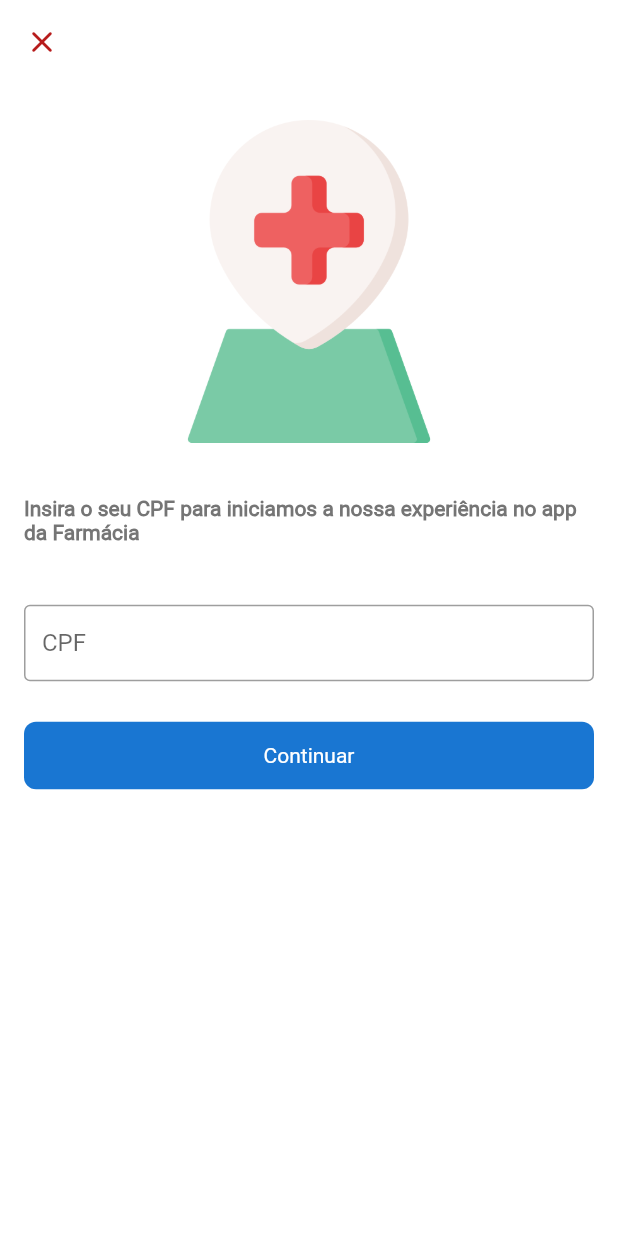
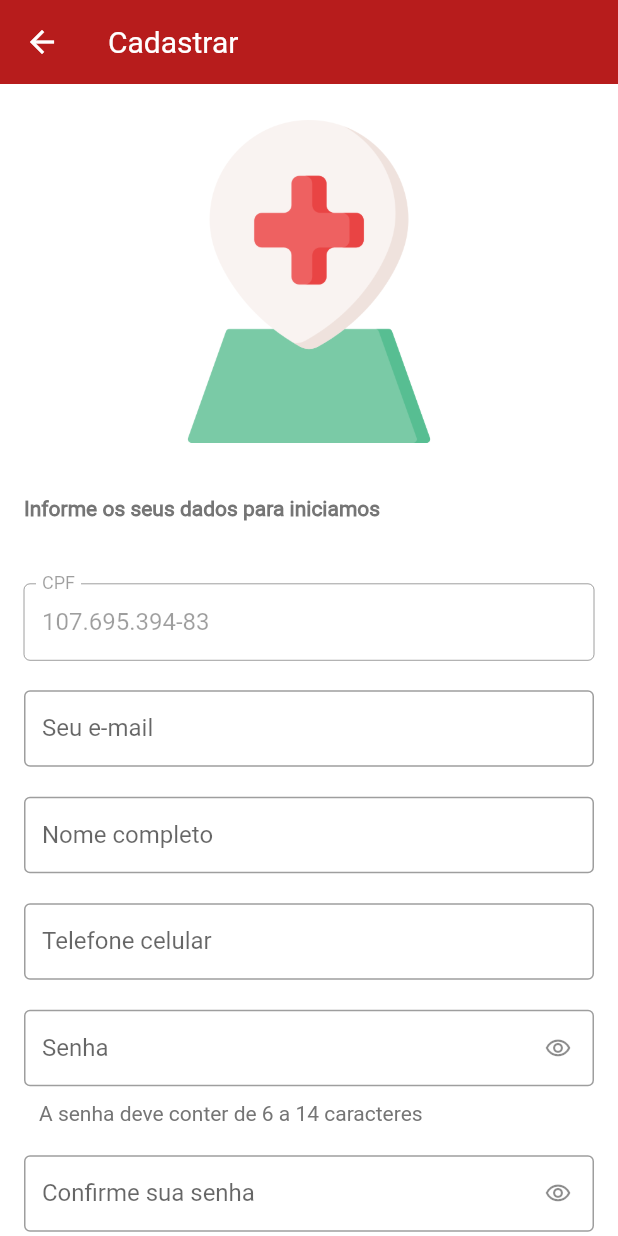
Before and after one commit to ClodoaldoRibeiro/app-farmacia, a Flutter app: the SessionSingin widget shown alone on an empty page, opened directly, after a tap on "Cadastrar ou entrar", on a phone screen of 412 x 824 dp. Run offline on Flutter 3.47's test engine with Material 2 defaults, Android fonts, the phone set to English and light mode, and no system bars; our stand-ins replace brasil_fields, flutter_mobx, flutter_svg, get_it, mobx; accounts and stored records are empty; generated files the repository leaves out were written again.

Commit message:
iniciar a screen de cadastro de usuário

```diff
--- a/lib/screens/menu/components/session_ header.dart
+++ b/lib/screens/menu/components/session_ header.dart
@@ -1,5 +1,6 @@
 import 'package:farmacia_app/modelos/user.dart';
 import 'package:farmacia_app/screens/authentication/authentication_screen.dart';
+import 'package:farmacia_app/screens/signup/signup_screen.dart';
 import 'package:farmacia_app/screens/themes/app_colors.dart';
 import 'package:farmacia_app/screens/themes/constants.dart';
 import 'package:farmacia_app/screens/widgets/far_raise_button.dart';
@@ -125,8 +126,13 @@ class SessionSingin extends StatelessWidget {
                 style: TextStyle(fontWeight: FontWeight.w600),
               ),
               pressed: () {
-                Navigator.of(context).push(
-                    MaterialPageRoute(builder: (_) => AuthenticationScreen()));
+                // Navigator.of(context).push(
+                //     MaterialPageRoute(builder: (_) => AuthenticationScreen()));
+
+                Navigator.of(context).push(MaterialPageRoute(
+                    builder: (_) => SignupScreen(
+                          cpf: "107.695.394-83",
+                        )));
               },
             ),
           ),
--- /dev/null
+++ b/lib/screens/signup/signup_screen.dart
@@ -0,0 +1,156 @@
+import 'package:brasil_fields/brasil_fields.dart';
+import 'package:farmacia_app/screens/themes/constants.dart';
+import 'package:farmacia_app/screens/widgets/far_raise_button.dart';
+import 'package:farmacia_app/stores/authentication_store.dart';
+import 'package:flutter/material.dart';
+import 'package:flutter/services.dart';
+import 'package:flutter_mobx/flutter_mobx.dart';
+
+class SignupScreen extends StatelessWidget {
+  SignupScreen({@required this.cpf});
+  final String cpf;
+
+  AuthenticationStore store = AuthenticationStore();
+
+  @override
+  Widget build(BuildContext context) {
+    Size size = MediaQuery.of(context).size;
+    return Scaffold(
+      backgroundColor: Colors.white,
+      appBar: AppBar(
+        elevation: 0,
+        title: Text("Cadastrar"),
+      ),
+      body: ListView(
+        padding: EdgeInsets.symmetric(horizontal: 16, vertical: 8),
+        children: [
+          Container(
+            padding: EdgeInsets.all(16),
+            height: size.height * 0.30,
+            child: Center(
+              child: Image.asset(kIMAGE_LOGO_PNG),
+            ),
+          ),
+          SizedBox(
+            height: 20,
+          ),
+          Text(
+            "Informe os seus dados para iniciamos",
+            style:
+                TextStyle(fontWeight: FontWeight.w600, color: Colors.grey[600]),
+          ),
+          SizedBox(
+            height: 32,
+          ),
+          Padding(
+            padding: EdgeInsets.symmetric(vertical: 10),
+            child: TextFormField(
+              keyboardType: TextInputType.number,
+              initialValue: cpf,
+              enabled: false,
+              decoration: InputDecoration(
+                labelText: "CPF",
+                border: const OutlineInputBorder(),
+                isDense: true,
+              ),
+              inputFormatters: [
+                FilteringTextInputFormatter.digitsOnly,
+                CpfInputFormatter(),
+              ],
+              onChanged: (value) {},
+            ),
+          ),
+          Padding(
+            padding: EdgeInsets.symmetric(vertical: 10),
+            child: TextFormField(
+              keyboardType: TextInputType.emailAddress,
+              decoration: InputDecoration(
+                labelText: "Seu e-mail",
+                border: const OutlineInputBorder(),
+                isDense: true,
+              ),
+              onChanged: (value) {},
+            ),
+          ),
+          Padding(
+            padding: EdgeInsets.symmetric(vertical: 10),
+            child: TextFormField(
+              keyboardType: TextInputType.name,
+              decoration: InputDecoration(
+                labelText: "Nome completo",
+                border: const OutlineInputBorder(),
+                isDense: true,
+              ),
+              onChanged: (value) {},
+            ),
+          ),
+          Padding(
+            padding: EdgeInsets.symmetric(vertical: 10),
+            child: TextFormField(
+              keyboardType: TextInputType.phone,
+              decoration: InputDecoration(
+                labelText: "Telefone celular",
+                border: const OutlineInputBorder(),
+                isDense: true,
+              ),
+              onChanged: (value) {},
+              inputFormatters: [
+                FilteringTextInputFormatter.digitsOnly,
+                TelefoneInputFormatter(),
+              ],
+            ),
+          ),
+          Padding(
+            padding: EdgeInsets.symmetric(vertical: 10),
+            child: TextFormField(
+              keyboardType: TextInputType.name,
+              decoration: InputDecoration(
+                labelText: "Senha",
+                border: const OutlineInputBorder(),
+                isDense: true,
+                suffixIcon: IconButton(
+                  icon: Icon(Icons.visibility_outlined),
+                  onPressed: () {},
+                ),
+              ),
+              obscureText: true,
+              onChanged: (value) {},
+            ),
+          ),
+          Padding(
+            padding: const EdgeInsets.only(left: 10, right: 10, bottom: 10),
+            child: Text(
+              "A senha deve conter de 6 a 14 caracteres",
+              style: TextStyle(
+                  fontWeight: FontWeight.w300, color: Colors.grey[600]),
+            ),
+          ),
+          Padding(
+            padding: EdgeInsets.symmetric(vertical: 10),
+            child: TextFormField(
+              keyboardType: TextInputType.emailAddress,
+              decoration: InputDecoration(
+                labelText: "Confirme sua senha",
+                border: const OutlineInputBorder(),
+                isDense: true,
+                suffixIcon: IconButton(
+                  icon: Icon(Icons.visibility_outlined),
+                  onPressed: () {},
+                ),
+              ),
+              obscureText: true,
+              onChanged: (value) {},
+            ),
+          ),
+          Padding(
+            padding: const EdgeInsets.symmetric(vertical: 15),
+            child: FarRaiseButton(
+              child: Text("Continuar"),
+              pressed: () {},
+            ),
+          ),
+        ],
+      ),
+    );
+  }
+}
```
